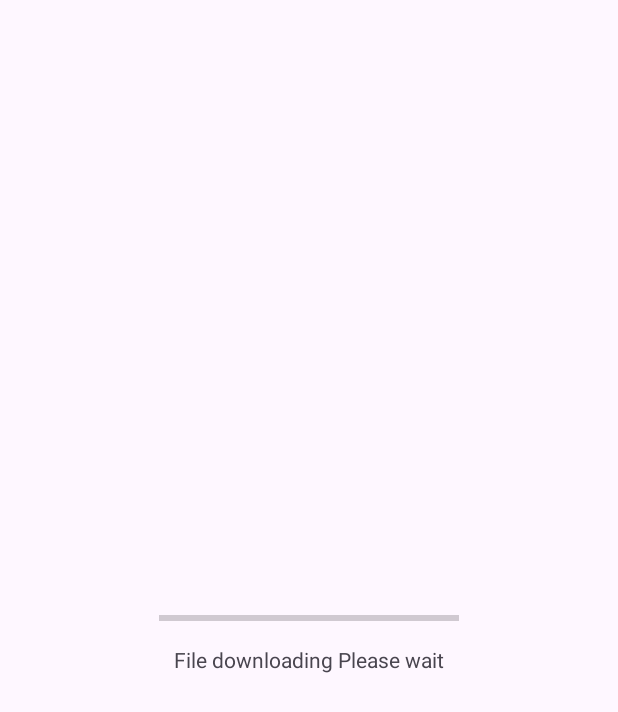
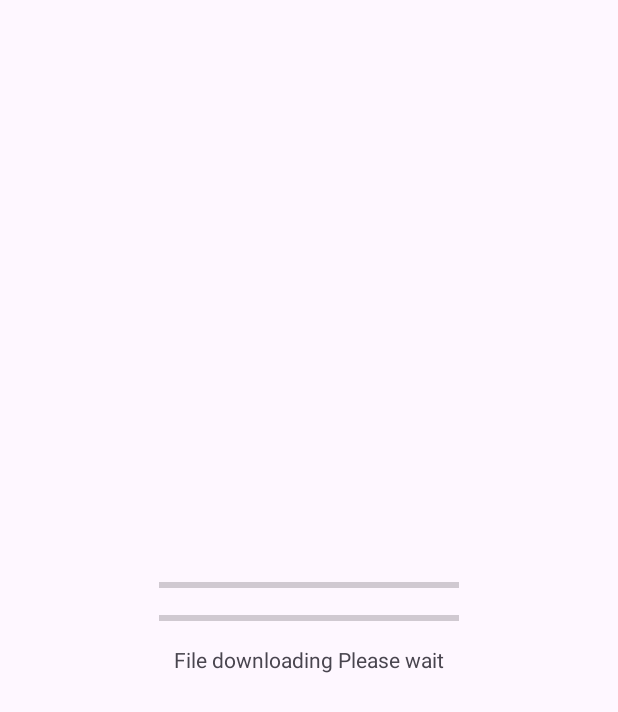
Before and after one commit to jer123se12/MAD, an Android app: the DownloadManager screen opened directly, with no data from a screen before it, on a phone screen of 412 x 824 dp. Shown: the top 712 px of the screen. Run offline under Robolectric (Android 15) with nearby library versions, the phone set to English and light mode, and no system bars; libraries missing offline, so code that uses them is left out: com.kbj.androxlsxparser, org.apache.poi, org.apache.xmlbeans.

Commit message:
added downloading of files

```diff
--- a/app/build.gradle
+++ b/app/build.gradle
@@ -37,4 +37,8 @@ dependencies {
     testImplementation 'junit:junit:4.13.2'
     androidTestImplementation 'androidx.test.ext:junit:1.2.1'
     androidTestImplementation 'androidx.test.espresso:espresso-core:3.6.1'
+
+    implementation 'com.github.kiranbjm:xlsxparser:1.01'
+
+
 }
--- a/app/src/main/java/com/sp/chatmate/DownloadManager.java
+++ b/app/src/main/java/com/sp/chatmate/DownloadManager.java
@@ -1,20 +1,204 @@
 package com.sp.chatmate;
 
+import android.os.Build;
 import android.os.Bundle;
+import android.os.Handler;
+import android.os.Looper;
+import android.util.Log;
+import android.widget.ProgressBar;
 
 import androidx.activity.EdgeToEdge;
+import androidx.annotation.RequiresApi;
 import androidx.appcompat.app.AppCompatActivity;
-import androidx.core.graphics.Insets;
-import androidx.core.view.ViewCompat;
-import androidx.core.view.WindowInsetsCompat;
+
+import com.kbj.androxlsxparser.mxlsxparser.StreamingReader;
+
+
+import org.apache.poi.ss.usermodel.Cell;
+import org.apache.poi.ss.usermodel.Row;
+import org.apache.poi.ss.usermodel.Sheet;
+import org.apache.poi.ss.usermodel.Workbook;
+import org.apache.xmlbeans.impl.common.IOUtil;
+
+import java.io.BufferedInputStream;
+import java.io.File;
+import java.io.FileInputStream;
+import java.io.FileOutputStream;
+import java.io.InputStream;
+import java.io.OutputStream;
+import java.net.URL;
+import java.net.URLConnection;
+import java.util.concurrent.Callable;
+import java.util.concurrent.ExecutorService;
+import java.util.concurrent.Executors;
+import java.util.zip.GZIPInputStream;
+
 
 public class DownloadManager extends AppCompatActivity {
-
+    private static String file_url="https://tsukubawebcorpus.jp/static/xlsx/NLT1.40_freq_list.xlsx";
+    private static String dict_url="http://ftp.edrdg.org/pub/Nihongo/JMdict_e.gz";
+    private static String fileName="download.xlsx";
+    private static String dictName="compressedDictionary.gz";
+    Handler handler;
+    ProgressBar prog;
     @Override
     protected void onCreate(Bundle savedInstanceState) {
         super.onCreate(savedInstanceState);
+        Log.i("path", getExternalFilesDir(null).toString());
         EdgeToEdge.enable(this);
         setContentView(R.layout.activity_download_manager);
 
+
+        prog=findViewById(R.id.fileDownloadBar);
+        ProgressBar prog2=findViewById(R.id.prog2);
+        prog.setMax(100);
+        ExecutorService executor= Executors.newSingleThreadExecutor();
+        handler=new Handler(Looper.getMainLooper());
+
+        executor.execute(DownloadFile(file_url,getExternalFilesDir(null).toString()+ "/"+fileName,prog));
+        executor.execute(DownloadFile(dict_url,getExternalFilesDir(null).toString()+"/"+dictName,prog2));
+    }
+
+    @RequiresApi(api = Build.VERSION_CODES.TIRAMISU)
+    public void next(String dest){
+        if (dest.equals(getExternalFilesDir(null).toString()+ "/"+fileName)){
+            ExecutorService executor= Executors.newSingleThreadExecutor();
+            executor.execute(parseFile);
+        }else{
+            try{
+            final OutputStream out = new FileOutputStream(new File(getExternalFilesDir(null).toString()+"/"+"output.xml"));
+                final InputStream in   = new GZIPInputStream(new FileInputStream(new File(dest))) ;
+                IOUtil.copyCompletely(in,out);
+
+            } catch (Exception e) {
+                throw new RuntimeException(e);
+            }
+
+        }
+
+    }
+    Runnable downloadDict=new Runnable() {
+        @Override
+        public void run() {
+
+        }
+    };
+    Runnable parseFile=new Runnable() {
+        @Override
+        public void run() {
+            try {
+
+
+                InputStream is = new FileInputStream(new File(getExternalFilesDir(null).toString()
+                        + "/"+fileName));
+                Workbook workbook = StreamingReader.builder()
+                        .rowCacheSize(100)    // number of rows to keep in memory (defaults to 10)
+                        .bufferSize(4096)     // buffer size to use when reading InputStream to file (defaults to 1024)
+                        .open(getBaseContext(), is);
+                Sheet sheet = workbook.getSheetAt(1);
+                int lastRow=sheet.getLastRowNum();
+                int startRow=1;
+                for (Row r : sheet) {
+
+                    if (r.getCell(1)!=null && r.getCell(1).getStringCellValue()!="記号") {
+                        if (r.getCell(0) != null && r.getCell(3)!=null) {
+                            Log.i("word", r.getCell(0).getStringCellValue() + " freq: " + r.getCell(3).getStringCellValue());
+
+                        }
+                    }
+                }
+
+
+
+
+
+
+            } catch (Exception e) {
+                throw new RuntimeException(e);
+            }
+        }
+    };
+    private Runnable DownloadFile(String fileurl, String dest){
+        return DownloadFile(fileurl,dest,null);
+    }
+    private Runnable DownloadFile(String fileurl, String dest, ProgressBar progress) {
+        if (progress!=null){
+            progress.setMax(100);
+        }
+        Runnable downloadFile = new Runnable() {
+            @Override
+            public void run() {
+
+//                if (new File(dest).exists()){
+//                    handler.post(new Runnable() {
+//                        @Override
+//                        public void run() {
+//                            progress.setProgress(100);
+//                            next(dest);
+//                        }
+//                    });
+//                    return;
+//                }
+                int count;
+                try {
+                    URL url = new URL(fileurl);
+                    URLConnection connection = url.openConnection();
+                    connection.connect();
+
+                    // this will be useful so that you can show a tipical 0-100%
+                    // progress bar
+                    int lenghtOfFile = connection.getContentLength();
+
+
+                    // download the file
+                    InputStream input = new BufferedInputStream(url.openStream(),
+                            8192);
+
+                    // Output stream
+                    OutputStream output = new FileOutputStream(dest);
+
+
+                    byte data[] = new byte[1024];
+
+                    long total = 0;
+
+                    while ((count = input.read(data)) != -1) {
+                        total += count;
+                        // publishing the progress....
+                        // After this onProgressUpdate will be called
+                        //publishProgress("" + (int) ((total * 100) / lenghtOfFile));
+                        int finalTotal = (int) (((total * 100) / lenghtOfFile));
+                        if (progress!=null){
+                        handler.post(new Runnable() {
+                            @Override
+                            public void run() {
+                                progress.setProgress(finalTotal);
+                            }
+                        });
+                        }
+
+                        // writing data to file
+                        output.write(data, 0, count);
+                    }
+
+                    // flushing output
+                    output.flush();
+
+                    // closing streams
+                    output.close();
+                    input.close();
+                    handler.post(new Runnable() {
+                        @Override
+                        public void run() {
+                            next(dest);
+                        }
+                    });
+
+                } catch (Exception e) {
+                    Log.e("Error: ", e.toString());
+                }
+            }
+        };
+        return downloadFile;
     }
 }
--- a/app/src/main/java/com/sp/chatmate/jericksTest.java
+++ b/app/src/main/java/com/sp/chatmate/jericksTest.java
@@ -42,7 +42,7 @@ public class jericksTest extends AppCompatActivity {
         findViewById(R.id.rmb).setOnClickListener(new View.OnClickListener() {
             @Override
             public void onClick(View v) {
-                helper.remembered(2, true);
+                //helper.remembered(2, true);
             }
         });
         findViewById(R.id.learn).setOnClickListener(new View.OnClickListener() {
--- a/app/src/main/java/com/sp/chatmate/research.txt
+++ b/app/src/main/java/com/sp/chatmate/research.txt
@@ -74,3 +74,5 @@ download folder to my directory
 
 https://tsukubawebcorpus.jp/en/
 freq list very easy to use
+http://ftp.edrdg.org/pub/Nihongo/JMdict_e.gz
+japanese dictionary for english
--- a/app/src/main/res/layout/activity_download_manager.xml
+++ b/app/src/main/res/layout/activity_download_manager.xml
@@ -12,6 +12,7 @@
         style="?android:attr/progressBarStyleHorizontal"
         android:layout_width="200dp"
         android:layout_height="wrap_content"
+        android:indeterminate="false"
         app:layout_constraintBottom_toBottomOf="parent"
         app:layout_constraintEnd_toEndOf="parent"
         app:layout_constraintStart_toStartOf="parent"
@@ -26,4 +27,14 @@
         app:layout_constraintEnd_toEndOf="parent"
         app:layout_constraintStart_toStartOf="parent"
         app:layout_constraintTop_toBottomOf="@+id/fileDownloadBar" />
+
+    <ProgressBar
+        android:id="@+id/prog2"
+        style="?android:attr/progressBarStyleHorizontal"
+        android:layout_width="200dp"
+        android:layout_height="wrap_content"
+        android:layout_marginBottom="6dp"
+        app:layout_constraintBottom_toTopOf="@+id/fileDownloadBar"
+        app:layout_constraintEnd_toEndOf="parent"
+        app:layout_constraintStart_toStartOf="parent" />
 </androidx.constraintlayout.widget.ConstraintLayout>
--- a/settings.gradle
+++ b/settings.gradle
@@ -3,6 +3,7 @@ pluginManagement {
         google()
         mavenCentral()
         gradlePluginPortal()
+
     }
 }
 dependencyResolutionManagement {
@@ -10,6 +11,7 @@ dependencyResolutionManagement {
     repositories {
         google()
         mavenCentral()
+        maven {url "https://jitpack.io"}
     }
 }
 
```
Also changed, not shown: app/src/main/AndroidManifest.xml (+6 -2 lines).
